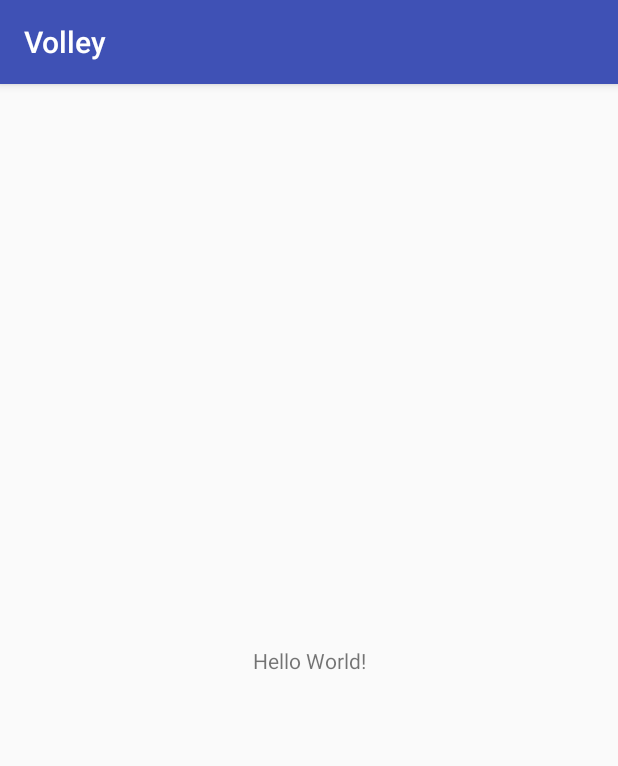
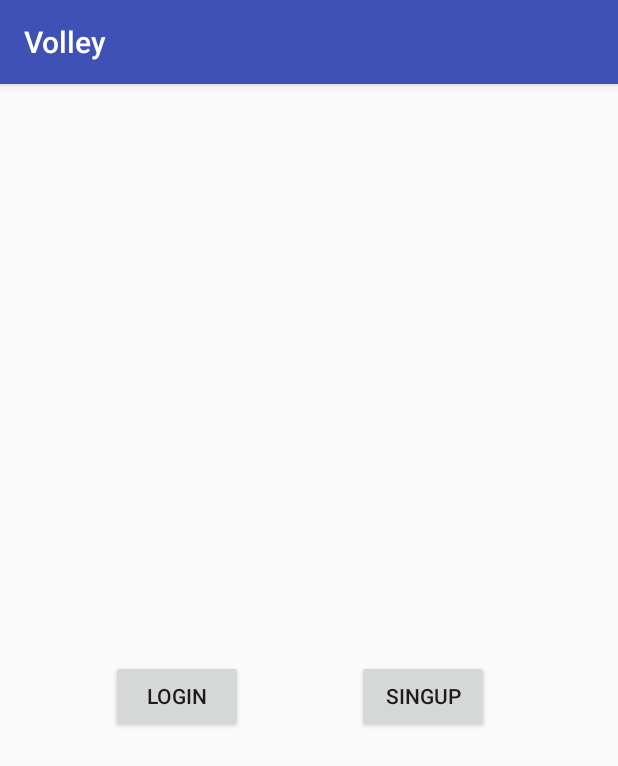
Before and after one commit to Moeinh77/GuessIt, an Android app: the screen it shows after launch (MainActivity), on a phone screen of 412 x 824 dp. Shown: the top 766 px of the screen. Run offline under Robolectric (Android 15) with nearby library versions, the phone set to English and light mode, and no system bars; our stand-ins replace Volley.

Commit message:
signup and login added

```diff
--- a/app/src/main/AndroidManifest.xml
+++ b/app/src/main/AndroidManifest.xml
@@ -5,6 +5,7 @@
     <uses-permission android:name="android.permission.INTERNET"/>
 
     <application
+        android:name="com.taan.hasani.moein.volley.AppController"
         android:allowBackup="true"
         android:icon="@mipmap/ic_launcher"
         android:label="@string/app_name"
--- a/app/src/main/java/com/taan/hasani/moein/volley/AppController.java
+++ b/app/src/main/java/com/taan/hasani/moein/volley/AppController.java
@@ -1,5 +1,6 @@
 package com.taan.hasani.moein.volley;
 
+import android.app.Application;
 import android.os.Bundle;
 import android.support.v7.app.AppCompatActivity;
 import android.text.TextUtils;
@@ -13,7 +14,7 @@
  * Created by Moein on 8/31/2017.
  */
 
-public class AppController extends AppCompatActivity {
+public class AppController extends Application {
 
     public static final String TAG = AppController.class
             .getSimpleName();
@@ -22,20 +23,20 @@
     private ImageLoader mImageLoader;
 
     private static AppController mInstance;
+//
+//    @Override
+//    protected void onCreate(Bundle savedInstanceState) {
+//        super.onCreate(savedInstanceState);
+//        mInstance = this;
+//    }
 
-    @Override
-    protected void onCreate(Bundle savedInstanceState) {
-        super.onCreate(savedInstanceState);
+        @Override
+    public void onCreate() {
+
+        super.onCreate();
+
         mInstance = this;
     }
-
-    //    @Override
-//    public void onCreate() {
-//
-//        super.onCreate();
-//
-//        mInstance = this;
-//    }
 
     public static synchronized AppController getInstance() {
         return mInstance;
--- a/app/src/main/res/layout/activity_main.xml
+++ b/app/src/main/res/layout/activity_main.xml
@@ -6,13 +6,26 @@
     android:layout_height="match_parent"
     tools:context="com.taan.hasani.moein.volley.MainActivity">
 
-    <TextView
+    <Button
+        android:id="@+id/login"
         android:layout_width="wrap_content"
         android:layout_height="wrap_content"
-        android:text="Hello World!"
-        app:layout_constraintBottom_toBottomOf="parent"
+        android:text="Login"
+        app:layout_constraintHorizontal_bias="0.229"
         app:layout_constraintLeft_toLeftOf="parent"
         app:layout_constraintRight_toRightOf="parent"
+        app:layout_constraintBaseline_toBaselineOf="@+id/signup" />
+
+    <Button
+        android:id="@+id/signup"
+        android:layout_width="wrap_content"
+        android:layout_height="wrap_content"
+        android:layout_marginLeft="0dp"
+        android:layout_marginRight="8dp"
+        android:layout_marginTop="384dp"
+        android:text="singup"
+        app:layout_constraintHorizontal_bias="0.492"
+        app:layout_constraintLeft_toRightOf="@+id/login"
+        app:layout_constraintRight_toRightOf="parent"
         app:layout_constraintTop_toTopOf="parent" />
-
 </android.support.constraint.ConstraintLayout>
```
Also changed, not shown: app/src/main/java/com/taan/hasani/moein/volley/MainActivity.java (+67 -10 lines).
